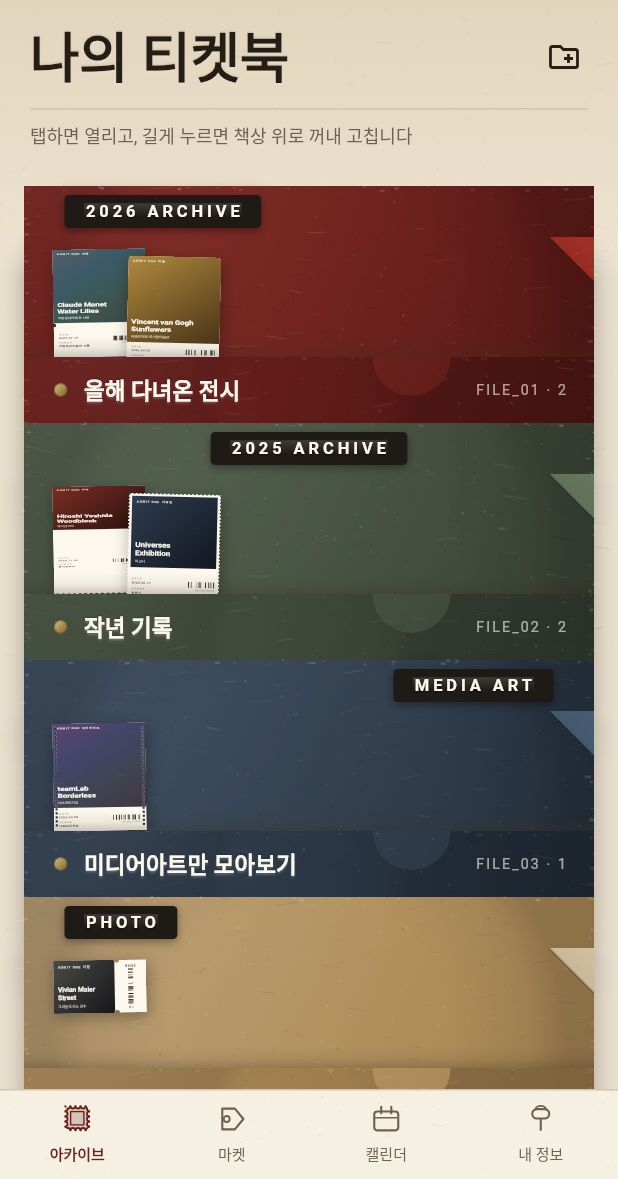
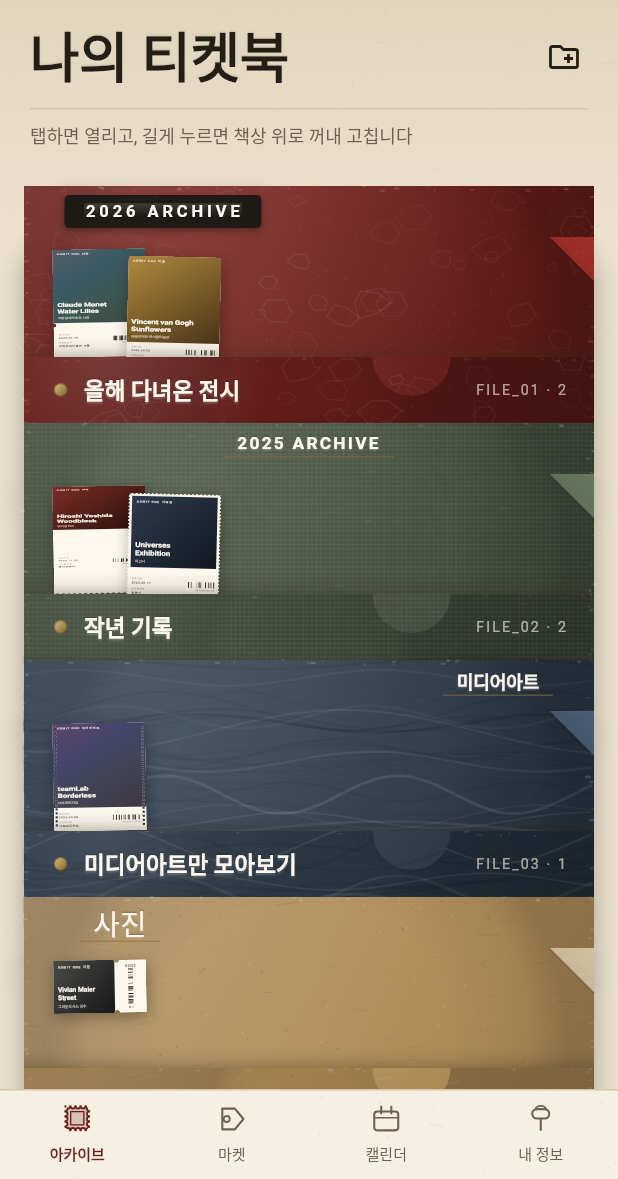
Before and after one commit to joshuakod123/articket, a Flutter app: the screen it shows after launch, on a phone screen of 412 x 824 dp, the part 57-1236 px from its top. Run offline on Flutter 3.47's test engine with Material 3 defaults, Android fonts, the phone set to English and light mode, and no system bars; our stand-ins replace google_fonts, image_picker, sensors_plus; Roboto replaces fonts that are missing (Courier Prime, Ibm Plex Sans Kr).

Commit message:
fixing scrapbook

```diff
--- a/lib/data/mock_data.dart
+++ b/lib/data/mock_data.dart
@@ -12,32 +12,43 @@ final List<ArchiveFolder> mockFolders = [
 label: '2026 ARCHIVE',
 subtitle: '올해 다녀온 전시',
 color: AppColors.tabColors[0],
+font: FolderFont.dymo,
+texture: FolderTexture.leather,
 ),
 ArchiveFolder(
 id: 'f2025',
 label: '2025 ARCHIVE',
 subtitle: '작년 기록',
 color: AppColors.tabColors[1],
+font: FolderFont.typewriter,
+texture: FolderTexture.linen,
 ),
 ArchiveFolder(
 id: 'fmedia',
-    label: 'MEDIA ART',
+label: '미디어아트',
 subtitle: '미디어아트만 모아보기',
 color: AppColors.tabColors[2],
+font: FolderFont.serif,
+texture: FolderTexture.marble,
 ),
 ArchiveFolder(
 id: 'fphoto',
-    label: 'PHOTO',
+label: '사진',
 subtitle: '사진전',
 color: AppColors.tabColors[3],
+font: FolderFont.hand,
+texture: FolderTexture.kraft,
 ),
 ArchiveFolder(
 id: 'fdraft',
 label: 'UNFILED',
 subtitle: '아직 정리하지 않은 티켓',
 color: AppColors.tabColors[4],
+font: FolderFont.poster,
+texture: FolderTexture.pressboard,
 ),
 ];
+
 
 final List<Ticket> mockTickets = [
   Ticket(
--- a/lib/screens/scrap_sheets.dart
+++ b/lib/screens/scrap_sheets.dart
@@ -162,13 +162,14 @@ class _ColorRail extends StatelessWidget {
     required this.colors,
     required this.selected,
     required this.onPick,
-    this.height = 44,
   });
 
   final List<Color> colors;
   final Color selected;
   final ValueChanged<Color> onPick;
-  final double height;
+
+  /// 견본 한 칸의 지름 + 여백.
+  static const height = 44.0;
 
   @override
   Widget build(BuildContext context) {
--- a/lib/widgets/index_tab.dart
+++ b/lib/widgets/index_tab.dart
@@ -534,7 +534,7 @@ class _DogEarPainter extends CustomPainter {
 
     // 접힌 선에 지는 그늘.
     canvas.drawLine(
-      Offset(0, 0),
+      Offset.zero,
       Offset(w, h),
       Paint()
         ..color = Colors.black.withValues(alpha: 0.22)
--- a/lib/widgets/scrapbook.dart
+++ b/lib/widgets/scrapbook.dart
@@ -307,10 +307,10 @@ class NotebookPage extends StatelessWidget {
         ),
 
         // 5) 제본.
-        Positioned(left: 0, top: 0, bottom: 0, child: const BindingGutter()),
+        const Positioned(left: 0, top: 0, bottom: 0, child: BindingGutter()),
 
         // 6) 바깥으로 들린 결 + 뜯긴 가장자리.
-        Positioned(right: 0, top: 0, bottom: 0, child: const PageCurl()),
+        const Positioned(right: 0, top: 0, bottom: 0, child: PageCurl()),
         Positioned.fill(
           child: IgnorePointer(
             child: RepaintBoundary(
--- a/lib/widgets/ticket_card.dart
+++ b/lib/widgets/ticket_card.dart
@@ -117,7 +117,7 @@ class TicketFront extends StatelessWidget {
               : _posterBlock(),
         ),
         if (f.hasPerforation)
-          PerforationLine(color: AppColors.pulp, inset: 14),
+          const PerforationLine(color: AppColors.pulp, inset: 14),
         Expanded(
           flex: 100 - f.flexPoster,
           child: Padding(
@@ -135,7 +135,8 @@ class TicketFront extends StatelessWidget {
       crossAxisAlignment: CrossAxisAlignment.stretch,
       children: [
         Expanded(flex: ticket.frame.flexPoster, child: _posterBlock()),
-        PerforationLine(color: AppColors.pulp, vertical: true, inset: 12),
+        const PerforationLine(
+            color: AppColors.pulp, vertical: true, inset: 12),
         Expanded(
           flex: 100 - ticket.frame.flexPoster,
           child: Padding(
```
Also changed, not shown: lib/screens/editor_screen.dart (+6 -2 lines), lib/widgets/scrap_layers.dart (+8 -0 lines), lib/widgets/stub_button.dart (+9 -6 lines). Lines whose indentation alone changed are shown as unchanged.
